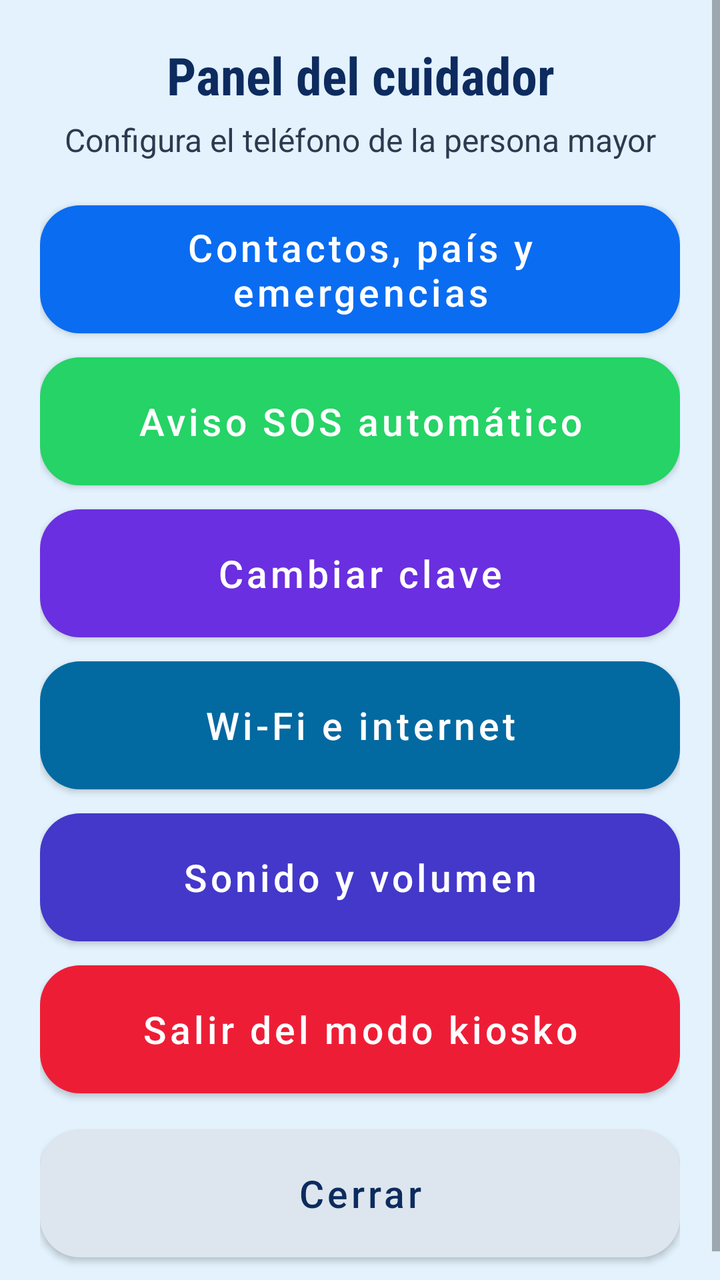
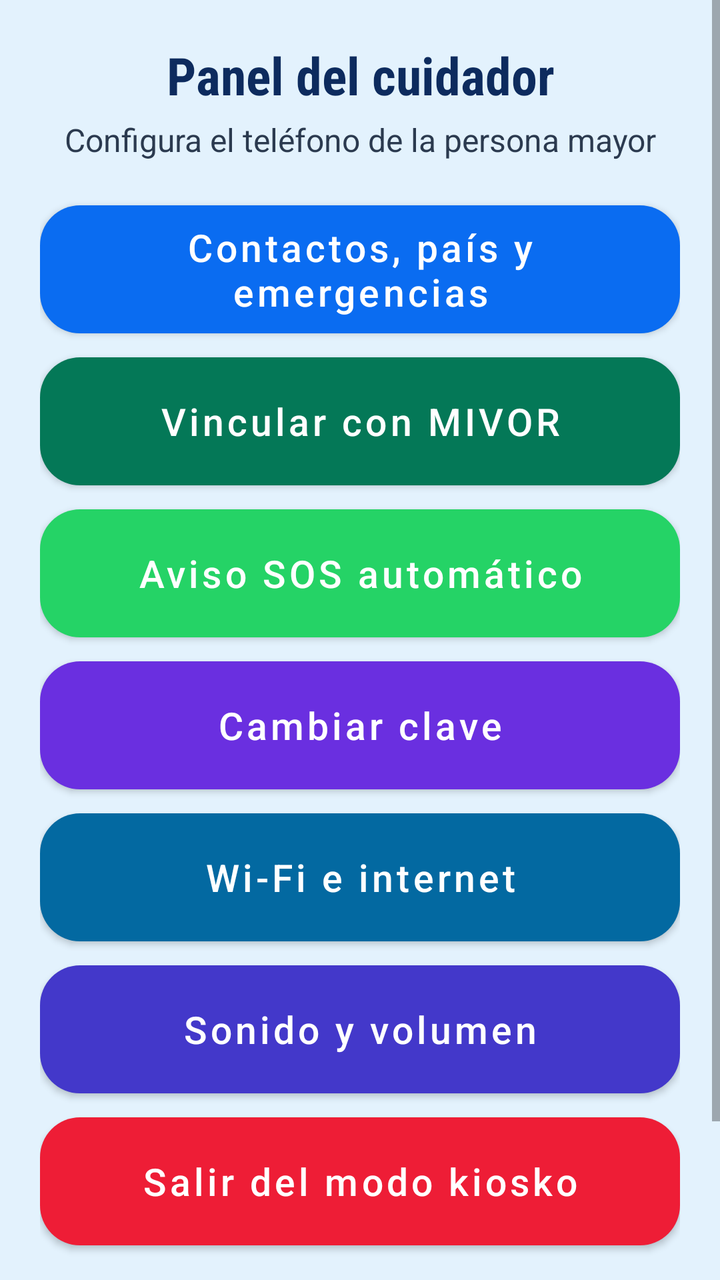

Before-and-after screenshots of an Android layout around one commit, followed by the original layout XML and the change that was made.
<!-- AndroidManifest.xml: application theme Theme.MivorKiosk -->
<!-- res/layout/dialog_settings.xml -->
<?xml version="1.0" encoding="utf-8"?>
<ScrollView xmlns:android="http://schemas.android.com/apk/res/android"
    xmlns:app="http://schemas.android.com/apk/res-auto"
    android:layout_width="match_parent"
    android:layout_height="wrap_content">

    <LinearLayout
        style="@style/DialogRoot"
        android:layout_width="match_parent"
        android:layout_height="wrap_content">

        <TextView
            style="@style/DialogTitle"
            android:text="Panel del cuidador" />

        <TextView
            style="@style/DialogSub"
            android:text="Configura el teléfono de la persona mayor" />

        <com.google.android.material.button.MaterialButton
            android:id="@+id/btnSettingContacts"
            style="@style/BigButton"
            android:text="Contactos, país y emergencias"
            app:backgroundTint="@color/c_blue" />

        <com.google.android.material.button.MaterialButton
            android:id="@+id/btnSettingSosAuto"
            style="@style/BigButton"
            android:text="Aviso SOS automático"
            app:backgroundTint="@color/c_green" />

        
        <com.google.android.material.button.MaterialButton
            android:id="@+id/btnSettingSosAlert"
            style="@style/BigButton"
            android:text="Permitir aviso de emergencia"
            android:visibility="gone"
            app:backgroundTint="@color/c_red" />

        <com.google.android.material.button.MaterialButton
            android:id="@+id/btnSettingPin"
            style="@style/BigButton"
            android:text="Cambiar clave"
            app:backgroundTint="@color/c_violet" />

        <com.google.android.material.button.MaterialButton
            android:id="@+id/btnSettingWifi"
            style="@style/BigButton"
            android:text="Wi-Fi e internet"
            app:backgroundTint="#0369A1" />

        <com.google.android.material.button.MaterialButton
            android:id="@+id/btnSettingVolume"
            style="@style/BigButton"
            android:text="Sonido y volumen"
            app:backgroundTint="#4338CA" />

        <com.google.android.material.button.MaterialButton
            android:id="@+id/btnSettingExitKiosk"
            style="@style/BigButton"
            android:text="Salir del modo kiosko"
            app:backgroundTint="@color/c_red" />

        <com.google.android.material.button.MaterialButton
            android:id="@+id/btnCloseSettings"
            style="@style/BigButton.Light"
            android:layout_marginTop="12dp"
            android:text="Cerrar" />
    </LinearLayout>
</ScrollView>
<!-- resources referenced by this layout -->
<resources>
  <color name="c_blue">#0A6CF1</color>
  <color name="c_green">#25D366</color>
  <color name="c_red">#EE1D36</color>
  <color name="c_violet">#6A2FE0</color>
  <style name="BigButton" parent="Widget.MaterialComponents.Button">
          <item name="android:layout_width">match_parent</item>
          <item name="android:layout_height">64dp</item>
          <item name="android:layout_marginTop">6dp</item>
          <item name="android:layout_marginBottom">6dp</item>
          <item name="android:textSize">19sp</item>
          <item name="android:textAllCaps">false</item>
          <item name="android:textColor">@android:color/white</item>
          <item name="android:insetTop">0dp</item>
          <item name="android:insetBottom">0dp</item>
          <item name="cornerRadius">20dp</item>
      </style>
  <style name="BigButton.Light">
          <item name="android:textColor">@color/text_title</item>
          <item name="backgroundTint">@color/circle_gray</item>
      </style>
  <style name="DialogRoot">
          <item name="android:padding">20dp</item>
          <item name="android:orientation">vertical</item>
      </style>
  <style name="DialogSub">
          <item name="android:layout_width">match_parent</item>
          <item name="android:layout_height">wrap_content</item>
          <item name="android:gravity">center</item>
          <item name="android:textColor">@color/text_sub</item>
          <item name="android:textSize">16sp</item>
          <item name="android:layout_marginTop">4dp</item>
          <item name="android:layout_marginBottom">16dp</item>
      </style>
  <style name="DialogTitle">
          <item name="android:layout_width">match_parent</item>
          <item name="android:layout_height">wrap_content</item>
          <item name="android:gravity">center</item>
          <item name="android:textColor">@color/text_title</item>
          <item name="android:textSize">26sp</item>
          <item name="android:textStyle">bold</item>
          <item name="android:fontFamily">sans-serif-condensed</item>
      </style>
  <style name="Theme.MivorKiosk" parent="Theme.MaterialComponents.DayNight.NoActionBar">
          <item name="colorPrimary">@color/primary</item>
          <item name="colorPrimaryDark">@color/bg_main</item>
          <item name="colorAccent">@color/accent</item>
          <item name="android:windowBackground">@color/bg_main</item>
          <item name="android:statusBarColor">@color/bg_main</item>
          <item name="android:navigationBarColor">@color/bg_main</item>
          <item name="android:windowLightStatusBar">false</item>
      </style>
  <color name="text_title">#0D2B5E</color>
  <color name="circle_gray">#DDE6EE</color>
  <color name="text_sub">#2B3A4F</color>
  <color name="primary">#0055ff</color>
  <color name="bg_main">#E3F2FD</color>
  <color name="accent">#00ab84</color>
</resources>

<!-- the commit's change to res/layout/dialog_settings.xml (unified diff, before → after) -->
@@ -22,6 +22,13 @@
             style="@style/BigButton"
             android:text="Contactos, país y emergencias"
             app:backgroundTint="@color/c_blue" />
+
+        
+        <com.google.android.material.button.MaterialButton
+            android:id="@+id/btnSettingMivorLink"
+            style="@style/BigButton"
+            android:text="Vincular con MIVOR"
+            app:backgroundTint="#047857" />
 
         <com.google.android.material.button.MaterialButton
             android:id="@+id/btnSettingSosAuto"
